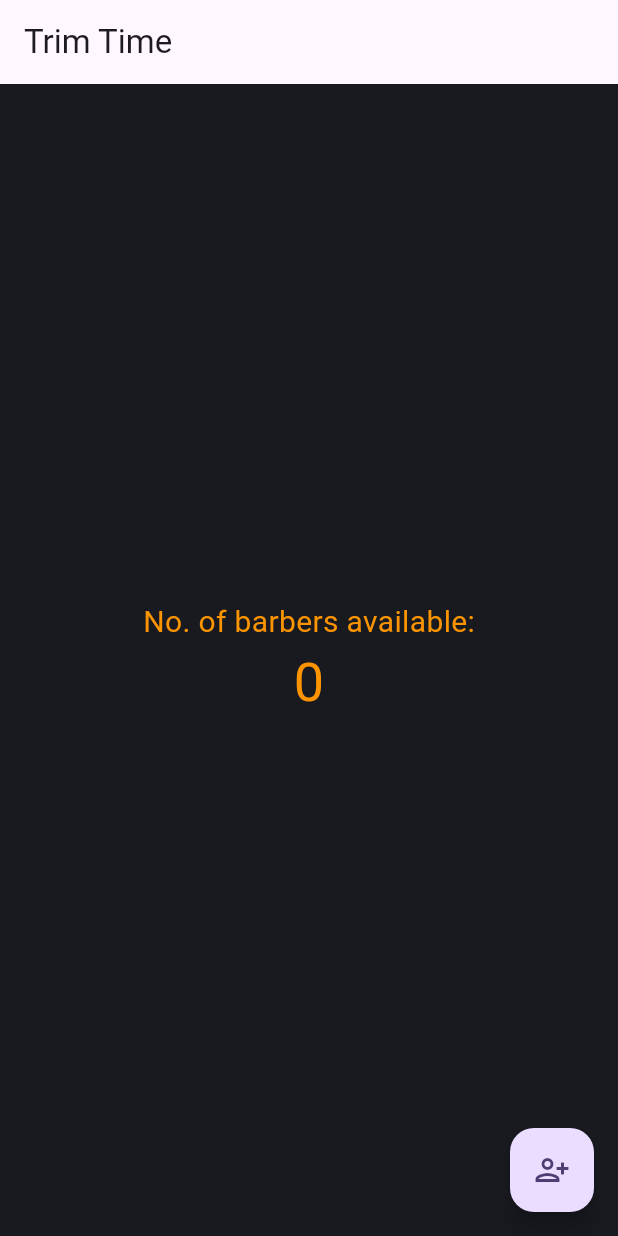
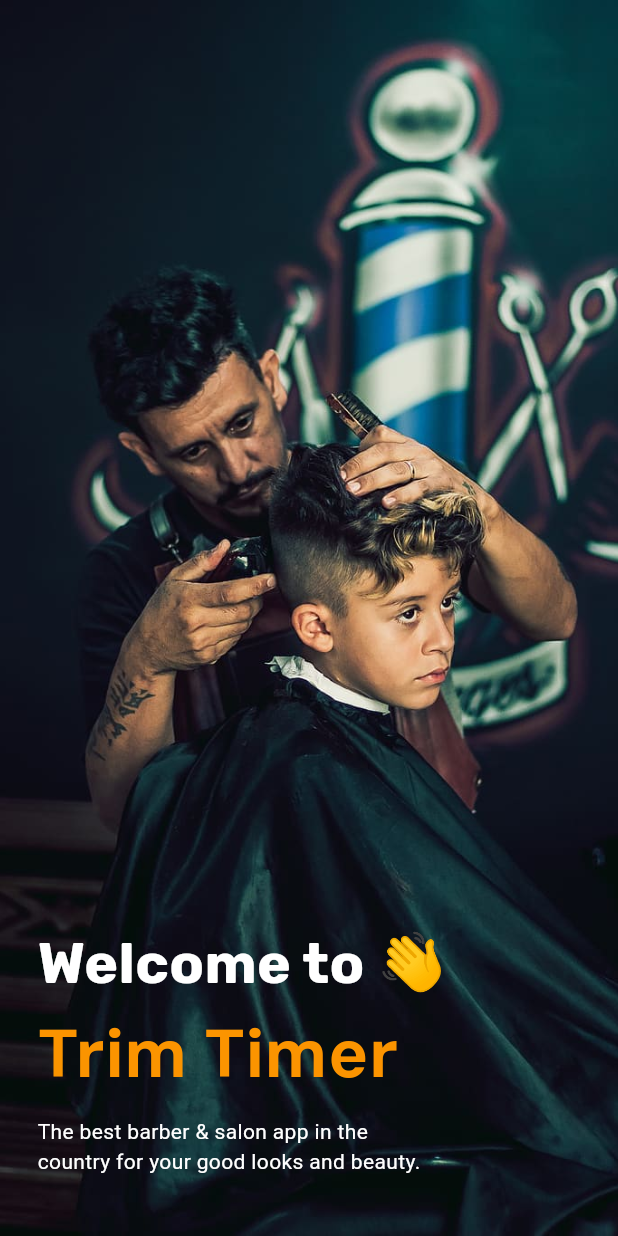
Before and after one commit to MahnoorWaseem/TrimTime-Flutter, a Flutter app: the screen it shows after launch, on a phone screen of 412 x 824 dp. Run offline on Flutter 3.47's test engine with Material 3 defaults, Android fonts, the light colour scheme and no system bars; our stand-ins replace carousel_slider, firebase_core, flutter_spinkit; accounts and stored records are empty.

Commit message:
onboarding screens added

```diff
--- a/lib/colors/custom_colors.dart
+++ b/lib/colors/custom_colors.dart
@@ -4,9 +4,9 @@
   // gunmental ---> bg color
   // charcoal ---> cards bg color (like barber card, input field (refer design))
 
-  static Color peelOrange = const Color(0xFFfb9400);
-  static Color gunmetal = const Color(0xFF181a20);
-  static Color charcoal = const Color(0xFF1f222a);
-  static Color white = const Color(0xFFffffff);
-  static Color transparent = Colors.transparent;
+  static const Color peelOrange =  Color(0xFFfb9400);
+  static const Color gunmetal =  Color(0xFF181a20);
+  static const Color charcoal =  Color(0xFF1f222a);
+  static const Color white =  Color(0xFFffffff);
+  static const Color transparent = Colors.transparent;
 }
--- a/lib/main.dart
+++ b/lib/main.dart
@@ -1,6 +1,9 @@
 import 'package:firebase_core/firebase_core.dart';
 import 'package:flutter/material.dart';
 import 'package:provider/provider.dart';
+import 'package:trim_time/views/onBoardingScreens/get_started_screen.dart';
+import 'package:trim_time/views/onBoardingScreens/loading_screen.dart';
+import 'package:trim_time/views/onBoardingScreens/welcome_screen.dart';
 
 import 'firebase/config/firebase_options.dart';
 import 'providers/sample_provider.dart';
@@ -35,6 +38,12 @@
         ),
         home: Home(),
         debugShowCheckedModeBanner: false,
+        initialRoute: '/loading',
+        routes: {
+          '/loading' : (context)=>LoadingScreen(),
+          '/welcome' : (context)=>WelcomeScreen(),
+          '/get_started': (context)=>GetStartedScreen()
+        },
       ),
     );
   }
--- a/lib/views/home/home.dart
+++ b/lib/views/home/home.dart
@@ -43,7 +43,7 @@
       ),
       floatingActionButton: FloatingActionButton(
         onPressed: () {
-          sampleProvider.incrementActiveBarbers();
+         Navigator.pushNamed(context, '/loading');
         },
         tooltip: 'Activate Barber',
         child: const Icon(Icons.person_add_alt_1_outlined),
--- /dev/null
+++ b/lib/views/onBoardingScreens/welcome_screen.dart
@@ -0,0 +1,52 @@
+import 'package:flutter/material.dart';
+import 'package:trim_time/colors/custom_colors.dart';
+
+class WelcomeScreen extends StatelessWidget {
+  const WelcomeScreen({super.key});
+
+  @override
+  Widget build(BuildContext context) {
+    return Scaffold(
+      body: InkWell(
+        onTap: (){Navigator.pushNamed(context, '/get_started');
+},
+        child: Container(
+          alignment: Alignment.bottomLeft,
+          padding: EdgeInsets.only(bottom: 40,left: 25),
+          decoration: const BoxDecoration(
+            image: DecorationImage(
+              image: AssetImage('assets/images/welcome_bg.jpg'),
+              fit: BoxFit.cover,
+            ),
+            ),
+            child: const Column(
+              mainAxisAlignment: MainAxisAlignment.end,
+              crossAxisAlignment: CrossAxisAlignment.start,
+
+              children: [
+                Text('Welcome to 👋 ' ,style: TextStyle(
+                  color: CustomColors.white,
+                  fontSize: 38,
+                  fontWeight: FontWeight.w700,
+                  fontFamily: 'rubik'
+                ),
+                ),
+                SizedBox(height: 1,),
+                Text('Trim Timer' ,style: TextStyle(
+                  color: CustomColors.peelOrange,
+                  fontSize: 45,
+                  fontWeight: FontWeight.bold,
+                  fontFamily: 'dmsans'
+                ),
+                ),
+                SizedBox(height: 10),
+                Text("The best barber & salon app in the \ncountry for your good looks and beauty." ,style: TextStyle(
+                  color: CustomColors.white
+                ),)
+              ],
+            ),
+        ),
+      ),
+    );
+  }
+}
```
Also changed, not shown: lib/views/onBoardingScreens/get_started_screen.dart (added, +121 -0 lines), lib/views/onBoardingScreens/loading_screen.dart (added, +45 -0 lines), pubspec.yaml (+10 -10 lines), assets/images/C.png (added), assets/images/brb1.jpg (added), assets/images/brb2.jpg (added), assets/images/brb3.jpg (added), assets/images/welcome_bg.jpg (added), lib/fonts/dm_sans.ttf (added), lib/fonts/rubik.ttf (added), pubspec.lock, 2 other files.
